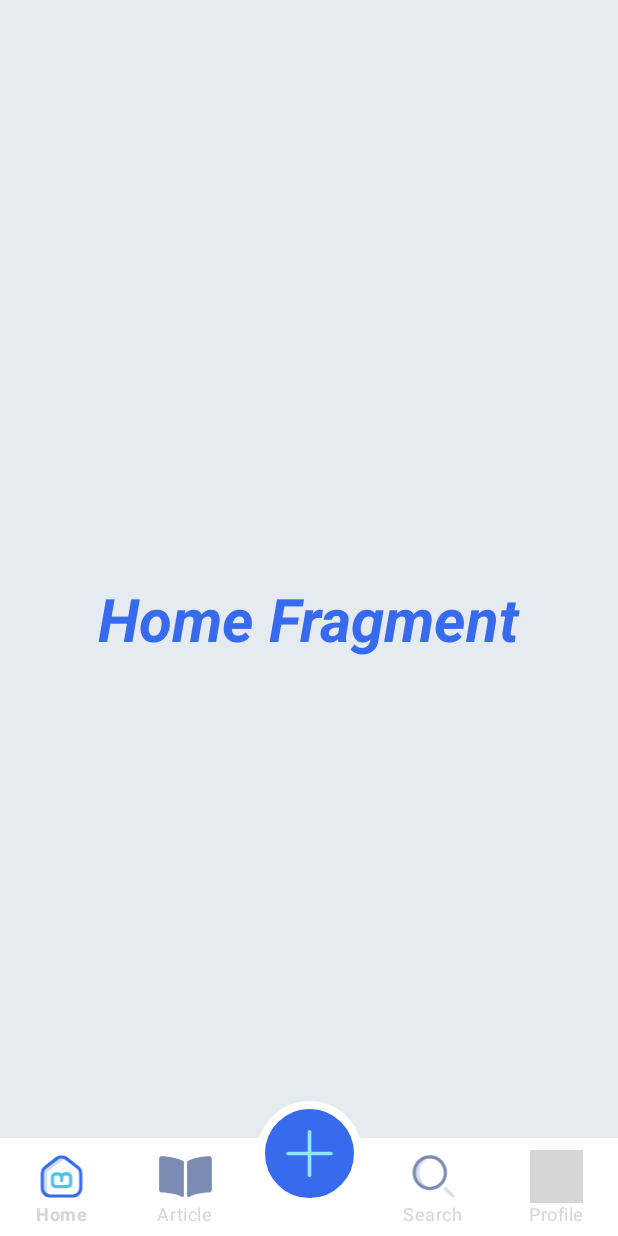
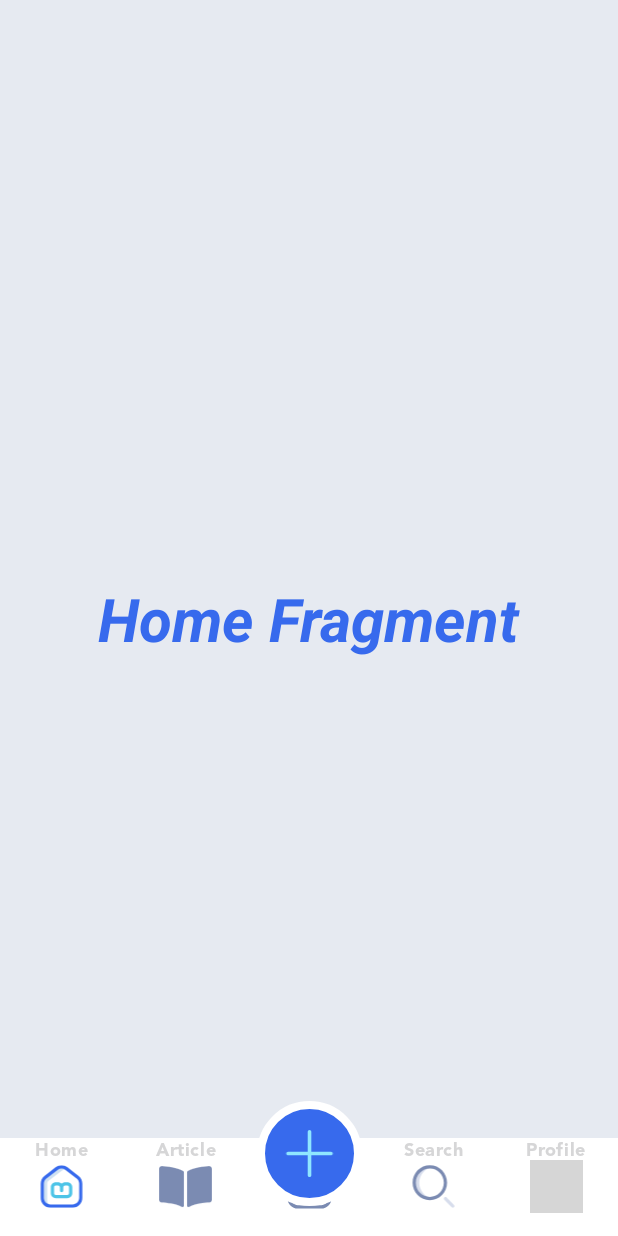
Before and after one commit to SiddyDevelops/Blogaro, an Android app: the screen it shows after launch (MainDashboard), on a phone screen of 412 x 824 dp. Run offline under Robolectric (Android 15) with nearby library versions, the phone set to English and light mode, and no system bars; grey boxes are pictures that could not be loaded.

Commit message:
Added Font to BottomNavView

```diff
--- a/Blogaro/app/src/main/res/layout/activity_main_dashboard.xml
+++ b/Blogaro/app/src/main/res/layout/activity_main_dashboard.xml
@@ -25,6 +25,7 @@
             app:itemTextColor="@color/menu_text_selected"
             app:layout_constraintBottom_toBottomOf="parent"
             app:labelVisibilityMode="labeled"
+            android:theme="@style/Widget.BottomNavigationView"
             app:menu="@menu/navigation_menu"/>
 
     </FrameLayout>
--- a/Blogaro/app/src/main/res/values-night/themes.xml
+++ b/Blogaro/app/src/main/res/values-night/themes.xml
@@ -27,4 +27,9 @@
         <item name="android:background">@drawable/top_rounded_corners</item>
     </style>
 
+    <style name="Widget.BottomNavigationView"
+        parent="Widget.Design.BottomNavigationView">
+        <item name="fontFamily">@font/avenir_std_black</item>
+    </style>
+
 </resources>
--- a/Blogaro/app/src/main/res/values/themes.xml
+++ b/Blogaro/app/src/main/res/values/themes.xml
@@ -27,4 +27,9 @@
         <item name="android:background">@drawable/top_rounded_corners</item>
     </style>
 
+    <style name="Widget.BottomNavigationView"
+        parent="Widget.Design.BottomNavigationView">
+        <item name="fontFamily">@font/avenir_std_black</item>
+    </style>
+
 </resources>
```
